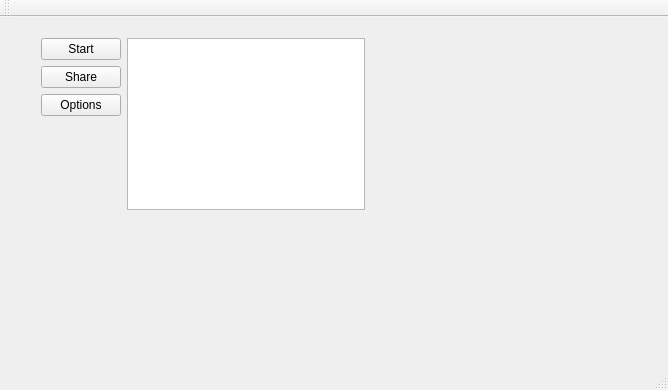
Above: mainwindow.ui from rrrealman/work before the change. Below: the same form after it.
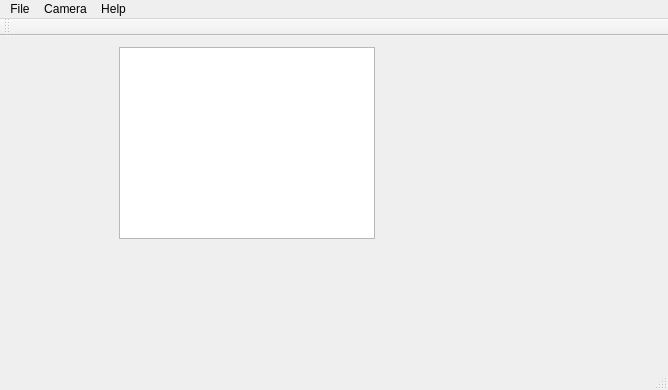
That is the form after the change.

```diff
--- a/mainwindow.ui
+++ b/mainwindow.ui
@@ -14,58 +14,15 @@
    <string>Preview Window</string>
   </property>
   <widget class="QWidget" name="centralWidget">
-   <widget class="QWidget" name="">
+   <widget class="QGraphicsView" name="graphicsView">
     <property name="geometry">
      <rect>
-      <x>30</x>
-      <y>10</y>
-      <width>346</width>
-      <height>194</height>
+      <x>119</x>
+      <y>11</y>
+      <width>256</width>
+      <height>192</height>
      </rect>
     </property>
-    <layout class="QHBoxLayout" name="horizontalLayout">
-     <item>
-      <layout class="QVBoxLayout" name="verticalLayout">
-       <item>
-        <widget class="QPushButton" name="StartButton">
-         <property name="text">
-          <string>Start</string>
-         </property>
-        </widget>
-       </item>
-       <item>
-        <widget class="QPushButton" name="ShareButton">
-         <property name="text">
-          <string>Share</string>
-         </property>
-        </widget>
-       </item>
-       <item>
-        <widget class="QPushButton" name="OptionsButton">
-         <property name="text">
-          <string>Options</string>
-         </property>
-        </widget>
-       </item>
-       <item>
-        <spacer name="verticalSpacer">
-         <property name="orientation">
-          <enum>Qt::Vertical</enum>
-         </property>
-         <property name="sizeHint" stdset="0">
-          <size>
-           <width>20</width>
-           <height>40</height>
-          </size>
-         </property>
-        </spacer>
-       </item>
-      </layout>
-     </item>
-     <item>
-      <widget class="QGraphicsView" name="graphicsView"/>
-     </item>
-    </layout>
    </widget>
   </widget>
   <widget class="QMenuBar" name="menuBar">
@@ -77,6 +34,33 @@
      <height>20</height>
     </rect>
    </property>
+   <widget class="QMenu" name="menuFile">
+    <property name="title">
+     <string>File</string>
+    </property>
+    <addaction name="actionFileSettings"/>
+    <addaction name="separator"/>
+    <addaction name="actionQuit"/>
+   </widget>
+   <widget class="QMenu" name="menuCamera">
+    <property name="title">
+     <string>Camera</string>
+    </property>
+    <addaction name="actionStart"/>
+    <addaction name="actionCameraSettings"/>
+    <addaction name="actionFind_camera"/>
+   </widget>
+   <widget class="QMenu" name="menuHelp">
+    <property name="title">
+     <string>Help</string>
+    </property>
+    <addaction name="actionHelp"/>
+    <addaction name="separator"/>
+    <addaction name="actionAbout"/>
+   </widget>
+   <addaction name="menuFile"/>
+   <addaction name="menuCamera"/>
+   <addaction name="menuHelp"/>
   </widget>
   <widget class="QToolBar" name="mainToolBar">
    <attribute name="toolBarArea">
```
Left out of the diff: 35 changed lines with no effect on the pictures.
